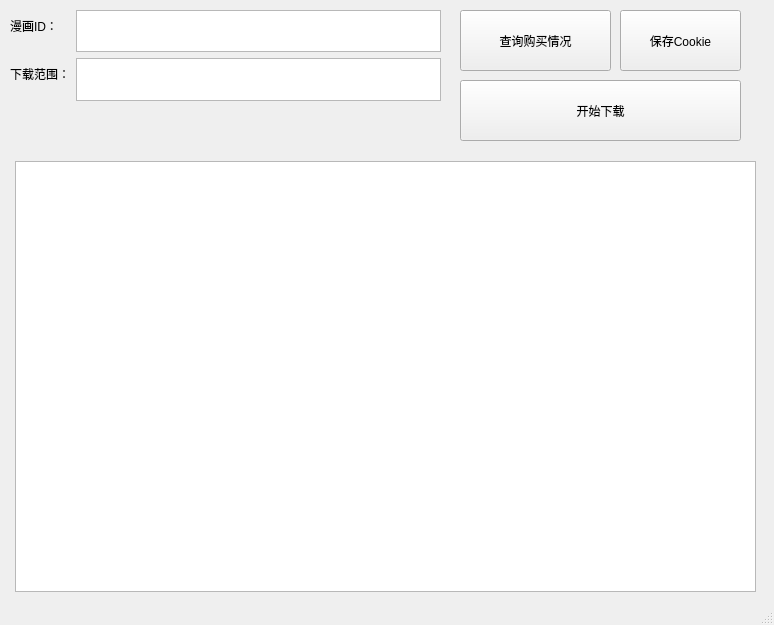
Qt form MainGUI.ui (Randark-JMT/Bilibili_manga_download) before a commit.
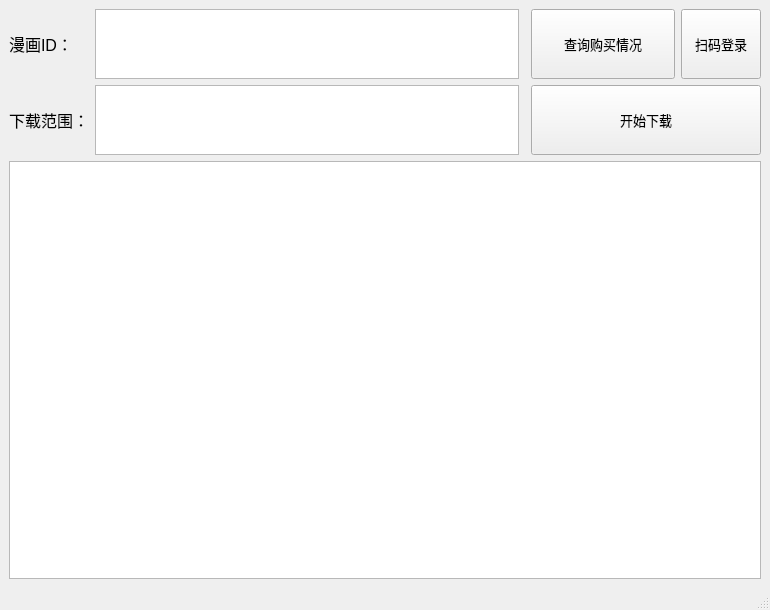
The same form after that commit.

```diff
--- a/MainGUI.ui
+++ b/MainGUI.ui
@@ -6,100 +6,180 @@
    <rect>
     <x>0</x>
     <y>0</y>
-    <width>774</width>
-    <height>625</height>
+    <width>770</width>
+    <height>610</height>
    </rect>
   </property>
+  <property name="minimumSize">
+   <size>
+    <width>770</width>
+    <height>610</height>
+   </size>
+  </property>
+  <property name="font">
+   <font>
+    <pointsize>5</pointsize>
+   </font>
+  </property>
   <property name="windowTitle">
    <string>Bilibili漫画下载器  V1.4.0</string>
   </property>
+  <property name="iconSize">
+   <size>
+    <width>25</width>
+    <height>25</height>
+   </size>
+  </property>
   <widget class="QWidget" name="centralwidget">
-   <widget class="QWidget" name="formLayoutWidget">
-    <property name="geometry">
-     <rect>
-      <x>10</x>
-      <y>10</y>
-      <width>431</width>
-      <height>91</height>
-     </rect>
-    </property>
-    <layout class="QFormLayout" name="formLayout">
-     <item row="0" column="0">
-      <widget class="QLabel" name="label_2">
-       <property name="text">
-        <string>漫画ID：</string>
-       </property>
-      </widget>
-     </item>
-     <item row="0" column="1">
-      <widget class="QTextEdit" name="textEdit_3"/>
-     </item>
-     <item row="1" column="0">
-      <widget class="QLabel" name="label_3">
-       <property name="text">
-        <string>下载范围：</string>
-       </property>
-      </widget>
-     </item>
-     <item row="1" column="1">
-      <widget class="QTextEdit" name="textEdit_2"/>
-     </item>
-    </layout>
-   </widget>
-   <widget class="QPushButton" name="pushButton">
-    <property name="geometry">
-     <rect>
-      <x>620</x>
-      <y>10</y>
-      <width>121</width>
-      <height>61</height>
-     </rect>
-    </property>
-    <property name="text">
-     <string>保存Cookie</string>
-    </property>
-   </widget>
-   <widget class="QPushButton" name="pushButton_2">
-    <property name="geometry">
-     <rect>
-      <x>460</x>
-      <y>10</y>
-      <width>151</width>
-      <height>61</height>
-     </rect>
-    </property>
-    <property name="text">
-     <string>查询购买情况</string>
-    </property>
-   </widget>
-   <widget class="QPushButton" name="pushButton_3">
-    <property name="geometry">
-     <rect>
-      <x>460</x>
-      <y>80</y>
-      <width>281</width>
-      <height>61</height>
-     </rect>
-    </property>
-    <property name="text">
-     <string>开始下载</string>
-    </property>
-   </widget>
-   <widget class="QTextBrowser" name="textBrowser">
-    <property name="geometry">
-     <rect>
-      <x>15</x>
-      <y>161</y>
-      <width>741</width>
-      <height>431</height>
-     </rect>
-    </property>
-    <property name="font">
-     <font>
-      <pointsize>10</pointsize>
-     </font>
-    </property>
-   </widget>
+   <layout class="QGridLayout" name="gridLayout">
+    <item row="1" column="0">
+     <widget class="QLabel" name="label_3">
+      <property name="font">
+       <font>
+        <pointsize>12</pointsize>
+       </font>
+      </property>
+      <property name="text">
+       <string>下载范围：</string>
+      </property>
+     </widget>
+    </item>
+    <item row="3" column="0" colspan="7">
+     <widget class="QTextBrowser" name="textBrowser">
+      <property name="font">
+       <font>
+        <pointsize>10</pointsize>
+       </font>
+      </property>
+     </widget>
+    </item>
+    <item row="1" column="3" colspan="4">
+     <widget class="QPushButton" name="pushButton_3">
+      <property name="minimumSize">
+       <size>
+        <width>0</width>
+        <height>70</height>
+       </size>
+      </property>
+      <property name="maximumSize">
+       <size>
+        <width>16777215</width>
+        <height>70</height>
+       </size>
+      </property>
+      <property name="font">
+       <font>
+        <pointsize>10</pointsize>
+       </font>
+      </property>
+      <property name="text">
+       <string>开始下载</string>
+      </property>
+     </widget>
+    </item>
+    <item row="0" column="1">
+     <widget class="QTextEdit" name="textEdit_2">
+      <property name="maximumSize">
+       <size>
+        <width>16777215</width>
+        <height>70</height>
+       </size>
+      </property>
+      <property name="font">
+       <font>
+        <pointsize>10</pointsize>
+       </font>
+      </property>
+     </widget>
+    </item>
+    <item row="1" column="1">
+     <widget class="QTextEdit" name="textEdit_3">
+      <property name="minimumSize">
+       <size>
+        <width>0</width>
+        <height>60</height>
+       </size>
+      </property>
+      <property name="maximumSize">
+       <size>
+        <width>16777215</width>
+        <height>70</height>
+       </size>
+      </property>
+      <property name="font">
+       <font>
+        <pointsize>10</pointsize>
+       </font>
+      </property>
+     </widget>
+    </item>
+    <item row="0" column="0">
+     <widget class="QLabel" name="label_2">
+      <property name="minimumSize">
+       <size>
+        <width>50</width>
+        <height>0</height>
+       </size>
+      </property>
+      <property name="font">
+       <font>
+        <pointsize>12</pointsize>
+       </font>
+      </property>
+      <property name="text">
+       <string>漫画ID：</string>
+      </property>
+     </widget>
+    </item>
+    <item row="0" column="6">
+     <widget class="QPushButton" name="pushButton">
+      <property name="minimumSize">
+       <size>
+        <width>0</width>
+        <height>70</height>
+       </size>
+      </property>
+      <property name="maximumSize">
+       <size>
+        <width>16777215</width>
+        <height>70</height>
+       </size>
+      </property>
+      <property name="font">
+       <font>
+        <pointsize>10</pointsize>
+       </font>
+      </property>
+      <property name="text">
+       <string>扫码登录</string>
+      </property>
+     </widget>
+    </item>
+    <item row="0" column="3" colspan="3">
+     <widget class="QPushButton" name="pushButton_2">
+      <property name="minimumSize">
+       <size>
+        <width>144</width>
+        <height>70</height>
+       </size>
+      </property>
+      <property name="maximumSize">
+       <size>
+        <width>16777215</width>
+        <height>70</height>
+       </size>
+      </property>
+      <property name="font">
+       <font>
+        <pointsize>10</pointsize>
+       </font>
+      </property>
+      <property name="text">
+       <string>查询购买情况</string>
+      </property>
+     </widget>
+    </item>
+   </layout>
   </widget>
   <widget class="QStatusBar" name="statusbar"/>
  </widget>
```
